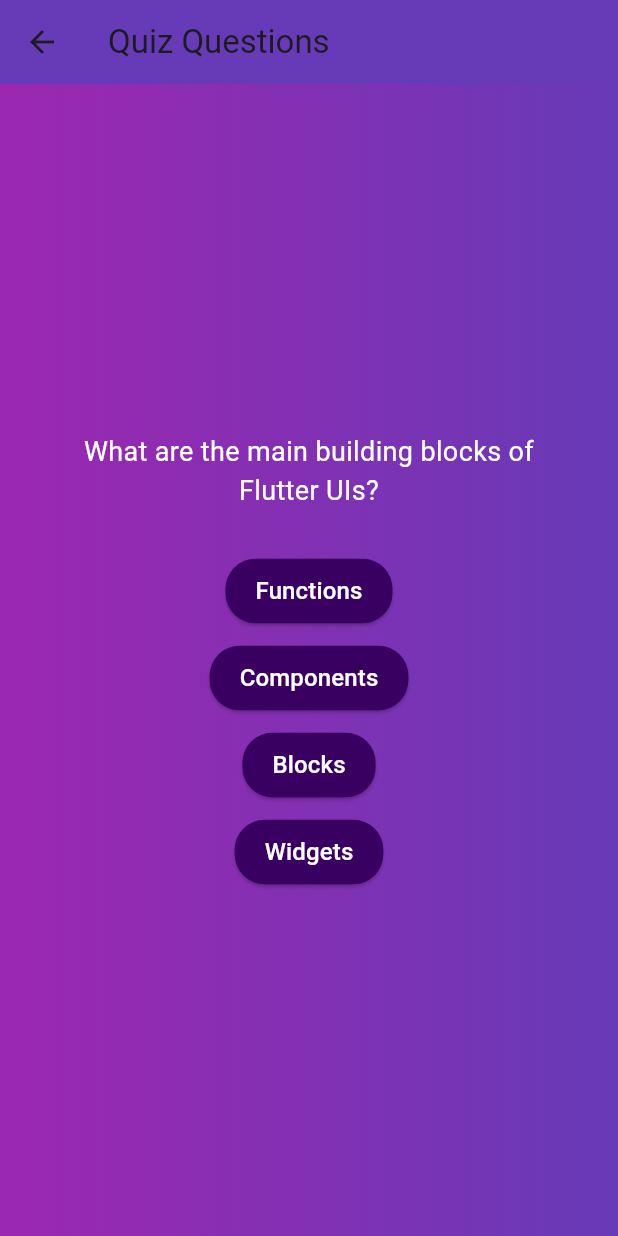
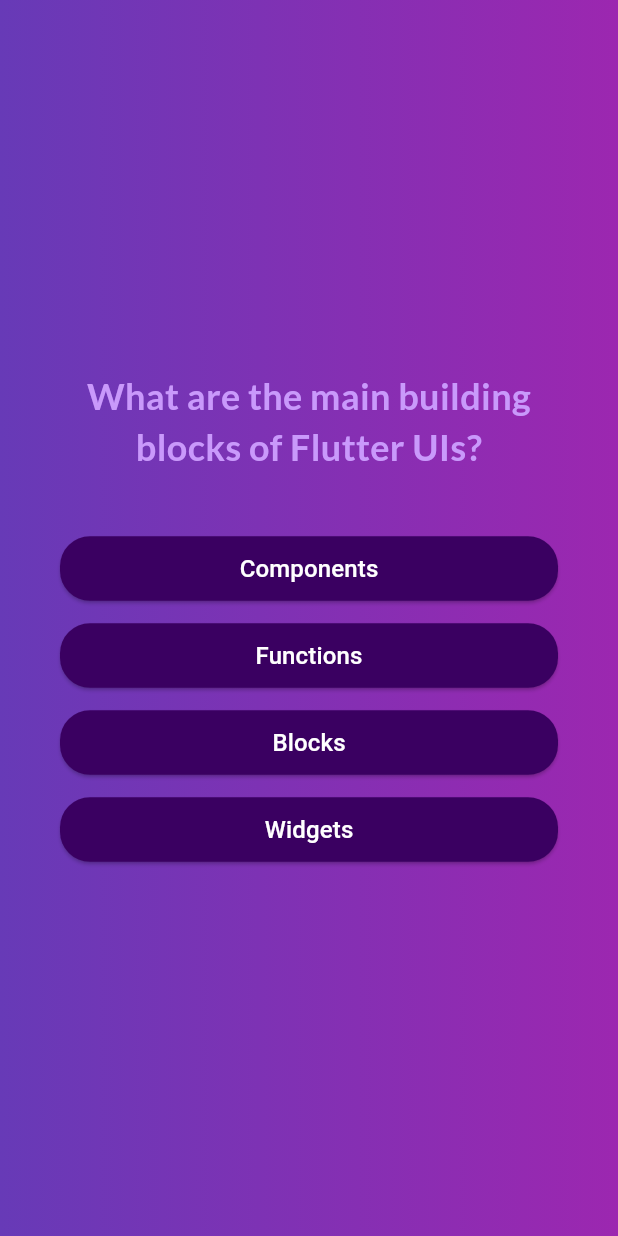
Before and after one commit to Picharn/QuizApp, a Flutter app: the screen it shows after launch, after a tap on "Start Quiz", on a phone screen of 412 x 824 dp. Run offline on Flutter 3.47's test engine with Material 3 defaults, Android fonts, the phone set to English and light mode, and no system bars; our stand-ins replace google_fonts.

Commit message:
UpdateQuizApp

```diff
--- a/lib/answer_button.dart
+++ b/lib/answer_button.dart
@@ -1,16 +1,27 @@
 import 'package:flutter/material.dart';
 
-class AnswerButton extends StatelessWidget {
-  final String answerText;
+class AnswersButton extends StatelessWidget {
+  final String answer;
 
-  const AnswerButton(this.answerText, {super.key});
+  //const AnswerButton(this.answerText, {super.key});
+  const AnswersButton({
+    super.key,
+    required this.answer,
+    required this.onTap,
+  });
+
+  //final String answerText;
+  final void Function() onTap;
 
   @override
   Widget build(BuildContext context) {
-    return ElevatedButton(
-      onPressed: () {
-        print('Answer selected: $answerText');
-      },
+    return Column(
+      children: [
+        const SizedBox(height: 10),
+        SizedBox(
+          width: double.infinity,
+          child: ElevatedButton(
+            onPressed: onTap,
             style: ElevatedButton.styleFrom(
               backgroundColor: const Color.fromARGB(255, 58, 0, 97),
               foregroundColor: Colors.white,
@@ -20,9 +31,12 @@ class AnswerButton extends StatelessWidget {
               padding: const EdgeInsets.symmetric(vertical: 10, horizontal: 20),
             ),
             child: Text(
-        answerText,
+              answer,
               style: const TextStyle(fontSize: 16),
             ),
+          ),
+        ),
+      ],
     );
   }
 }
--- a/lib/model/quiz_model.dart
+++ b/lib/model/quiz_model.dart
@@ -3,4 +3,10 @@ class QuizModel {
   List<String> answers;
 
   QuizModel(this.question, this.answers);
+
+  List<String> getShuffledAnswers(){
+    final getShuffledAnswers = List.of(answers);
+    getShuffledAnswers.shuffle();
+    return getShuffledAnswers;
+  }
 }
--- a/lib/questions_screen.dart
+++ b/lib/questions_screen.dart
@@ -1,51 +1,66 @@
 import 'package:flutter/material.dart';
-import 'answer_button.dart';
+import 'package:myapp/answer_button.dart';
+import 'package:myapp/data/quizz.dart';
+import 'package:google_fonts/google_fonts.dart';
 
-class QuestionsScreen extends StatelessWidget {
+class QuestionsScreen extends StatefulWidget {
   const QuestionsScreen({super.key});
 
   @override
+  State<QuestionsScreen> createState(){
+    return _QuestionScreenState();
+  }
+}
+
+class _QuestionScreenState extends State<QuestionsScreen> {
+  int currentQuestionIndex = 0;
+
+  void answerQuestion(){
+    setState(() {
+      if (currentQuestionIndex < questions.length - 1){
+        currentQuestionIndex++;
+      } else{
+        currentQuestionIndex = 0;
+      }
+    });
+  }
+
+  @override
   Widget build(BuildContext context) {
-    return Scaffold(
-      appBar: AppBar(
-        title: const Text('Quiz Questions'),
-        backgroundColor: Colors.deepPurple,
-      ),
-      body: Container(
-        decoration: const BoxDecoration(
-          gradient: LinearGradient(
-            colors: [Colors.purple, Colors.deepPurple],
+    final currentQuestion = questions[currentQuestionIndex];
+    return MaterialApp(
+      home: Scaffold(
+        body: Container(
+          decoration: const BoxDecoration(
+            gradient: LinearGradient(
+              colors: [Colors.deepPurple, Colors.purple],
+            ),
           ),
-        ),
-        child: Center(
-          child: SingleChildScrollView(
+          child: SizedBox(
             child: Container(
               margin: const EdgeInsets.all(40),
               child: Column(
-                mainAxisSize: MainAxisSize.min,
+                mainAxisAlignment: MainAxisAlignment.center,
                 children: [
-                  const Text(
-                    'What are the main building blocks of Flutter UIs?',
-                    style: TextStyle(
-                      color: Colors.white,
-                      fontSize: 18,
+                  Text(
+                    currentQuestion.question,
+                    style: GoogleFonts.lato(
+                      color: const Color.fromARGB(255, 201, 153, 251),
+                      fontSize: 24,
+                      fontWeight: FontWeight.bold
                     ),
                     textAlign: TextAlign.center,
                   ),
                   const SizedBox(height: 30),
-                  AnswerButton('Functions'),
-                  const SizedBox(height: 10),
-                  AnswerButton('Components'),
-                  const SizedBox(height: 10),
-                  AnswerButton('Blocks'),
-                  const SizedBox(height: 10),
-                  AnswerButton('Widgets'),
-                ],
-              ),
+                  ...currentQuestion.getShuffledAnswers().map((answer){
+                    return AnswersButton(answer: answer, onTap: answerQuestion);
+                  },)
+                ]
+              )
             ),
-          ),
-        ),
-      ),
+          )
+        )
+      )
     );
   }
 }
--- a/pubspec.yaml
+++ b/pubspec.yaml
@@ -35,6 +35,7 @@ dependencies:
   # The following adds the Cupertino Icons font to your application.
   # Use with the CupertinoIcons class for iOS style icons.
   cupertino_icons: ^1.0.8
+  google_fonts: ^6.2.1
 
 dev_dependencies:
   flutter_test:
```
Also changed, not shown: pubspec.lock. Lines whose indentation alone changed are shown as unchanged.
